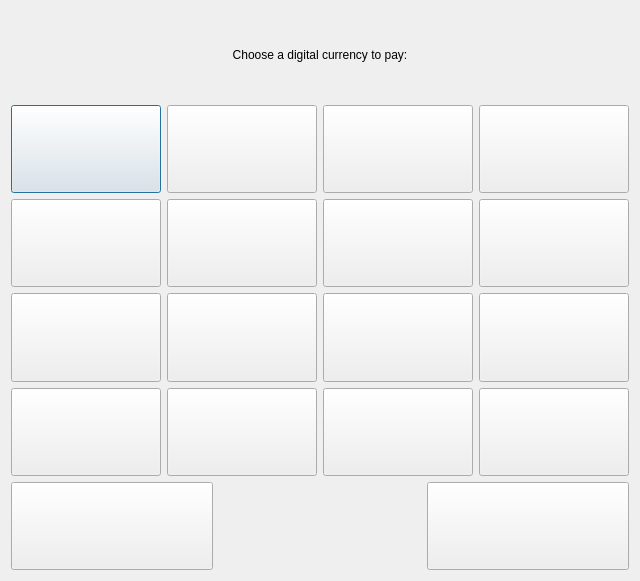
Old version of the form UI files/select_coin.ui in the repository bdshahab/iap_qt.
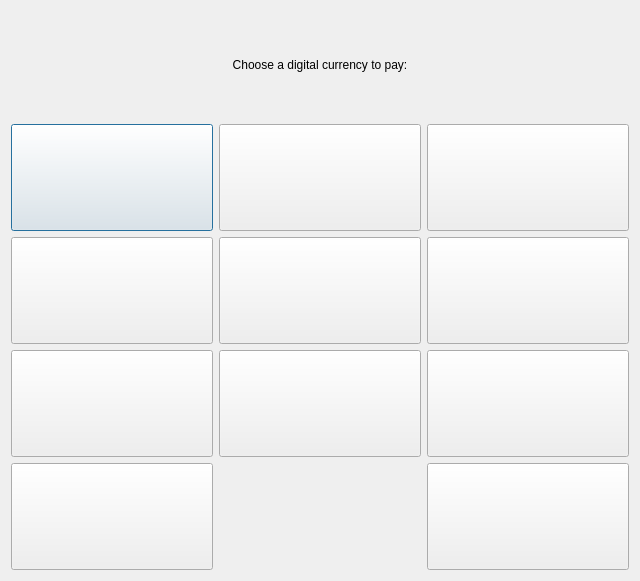
New version of the form.

The edit to the form file:
```diff
--- a/UI files/select_coin.ui
+++ b/UI files/select_coin.ui
@@ -65,23 +65,23 @@
        </property>
       </widget>
      </item>
-     <item>
-      <widget class="QPushButton" name="b_4">
-       <property name="sizePolicy">
-        <sizepolicy hsizetype="Preferred" vsizetype="Preferred">
-         <horstretch>0</horstretch>
-         <verstretch>0</verstretch>
-        </sizepolicy>
-       </property>
-       <property name="text">
-        <string/>
-       </property>
-      </widget>
-     </item>
     </layout>
    </item>
    <item>
     <layout class="QHBoxLayout" name="h2">
+     <item>
+      <widget class="QPushButton" name="b_4">
+       <property name="sizePolicy">
+        <sizepolicy hsizetype="Preferred" vsizetype="Preferred">
+         <horstretch>0</horstretch>
+         <verstretch>0</verstretch>
+        </sizepolicy>
+       </property>
+       <property name="text">
+        <string/>
+       </property>
+      </widget>
+     </item>
      <item>
       <widget class="QPushButton" name="b_5">
        <property name="sizePolicy">
@@ -108,6 +108,10 @@
        </property>
       </widget>
      </item>
+    </layout>
+   </item>
+   <item>
+    <layout class="QHBoxLayout" name="h3">
      <item>
       <widget class="QPushButton" name="b_7">
        <property name="sizePolicy">
@@ -134,107 +138,8 @@
        </property>
       </widget>
      </item>
-    </layout>
-   </item>
-   <item>
-    <layout class="QHBoxLayout" name="h3">
      <item>
       <widget class="QPushButton" name="b_9">
-       <property name="sizePolicy">
-        <sizepolicy hsizetype="Preferred" vsizetype="Preferred">
-         <horstretch>0</horstretch>
-         <verstretch>0</verstretch>
-        </sizepolicy>
-       </property>
-       <property name="text">
-        <string/>
-       </property>
-      </widget>
-     </item>
-     <item>
-      <widget class="QPushButton" name="b_10">
-       <property name="sizePolicy">
-        <sizepolicy hsizetype="Preferred" vsizetype="Preferred">
-         <horstretch>0</horstretch>
-         <verstretch>0</verstretch>
-        </sizepolicy>
-       </property>
-       <property name="text">
-        <string/>
-       </property>
-      </widget>
-     </item>
-     <item>
-      <widget class="QPushButton" name="b_11">
-       <property name="sizePolicy">
-        <sizepolicy hsizetype="Preferred" vsizetype="Preferred">
-         <horstretch>0</horstretch>
-         <verstretch>0</verstretch>
-        </sizepolicy>
-       </property>
-       <property name="text">
-        <string/>
-       </property>
-      </widget>
-     </item>
-     <item>
-      <widget class="QPushButton" name="b_12">
-       <property name="sizePolicy">
-        <sizepolicy hsizetype="Preferred" vsizetype="Preferred">
-         <horstretch>0</horstretch>
-         <verstretch>0</verstretch>
-        </sizepolicy>
-       </property>
-       <property name="text">
-        <string/>
-       </property>
-      </widget>
-     </item>
-    </layout>
-   </item>
-   <item>
-    <layout class="QHBoxLayout" name="h4">
-     <item>
-      <widget class="QPushButton" name="b_13">
-       <property name="sizePolicy">
-        <sizepolicy hsizetype="Preferred" vsizetype="Preferred">
-         <horstretch>0</horstretch>
-         <verstretch>0</verstretch>
-        </sizepolicy>
-       </property>
-       <property name="text">
-        <string/>
-       </property>
-      </widget>
-     </item>
-     <item>
-      <widget class="QPushButton" name="b_14">
-       <property name="sizePolicy">
-        <sizepolicy hsizetype="Preferred" vsizetype="Preferred">
-         <horstretch>0</horstretch>
-         <verstretch>0</verstretch>
-        </sizepolicy>
-       </property>
-       <property name="text">
-        <string/>
-       </property>
-      </widget>
-     </item>
-     <item>
-      <widget class="QPushButton" name="b_15">
-       <property name="sizePolicy">
-        <sizepolicy hsizetype="Preferred" vsizetype="Preferred">
-         <horstretch>0</horstretch>
-         <verstretch>0</verstretch>
-        </sizepolicy>
-       </property>
-       <property name="text">
-        <string/>
-       </property>
-      </widget>
-     </item>
-     <item>
-      <widget class="QPushButton" name="b_16">
        <property name="sizePolicy">
         <sizepolicy hsizetype="Preferred" vsizetype="Preferred">
          <horstretch>0</horstretch>
```
